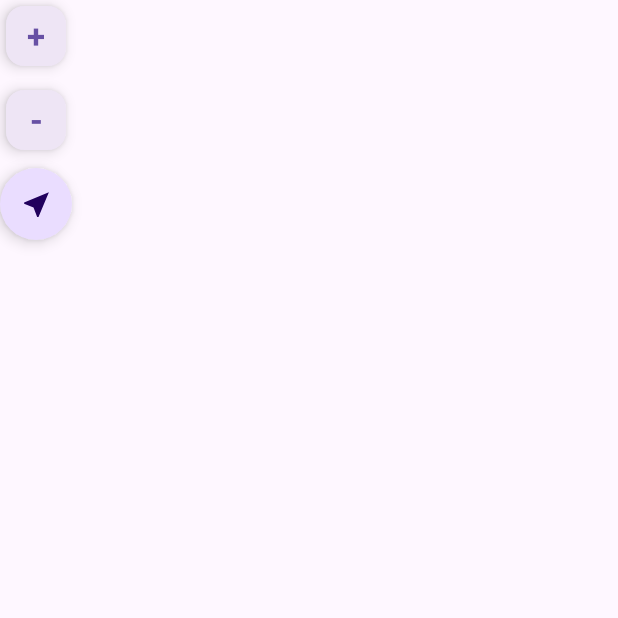
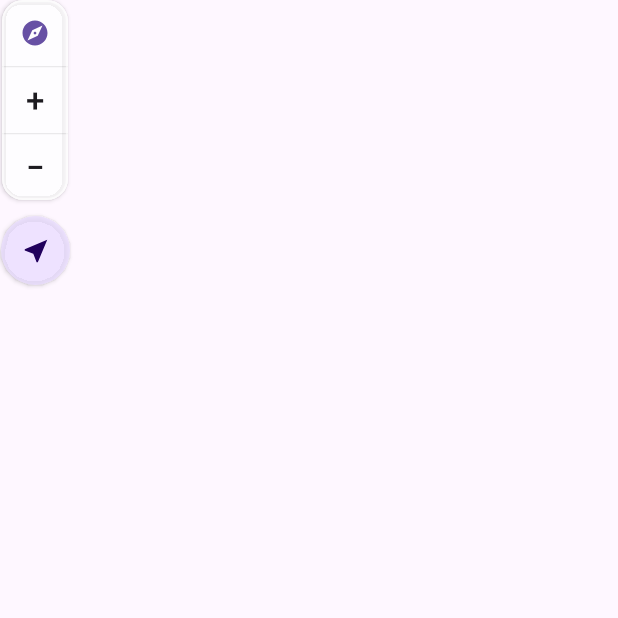
Before and after one commit to chocolatchan/mebanking, an Android app built with Jetpack Compose: the composable FloatingMapControls shown on its own in the app's theme, on a phone screen of 412 x 824 dp, the top half of it. Run offline under Robolectric (Android 15) with nearby library versions, the phone set to English and light mode, and no system bars; libraries missing offline, so code that uses them is left out: org.maplibre.android, org.maplibre.geojson.

Commit message:
style(map): switch to Positron style, relocate north-reset button, and apply iOS frosted glass UI

```diff
--- a/app/src/main/java/com/mebanking/app/ui/navigation/BranchLocatorScreen.kt
+++ b/app/src/main/java/com/mebanking/app/ui/navigation/BranchLocatorScreen.kt
@@ -34,6 +34,7 @@ import androidx.compose.foundation.shape.RoundedCornerShape
 import androidx.compose.material.icons.Icons
 import androidx.compose.material.icons.automirrored.filled.ArrowBack
 import androidx.compose.material.icons.filled.Close
+import androidx.compose.material.icons.filled.Explore
 import androidx.compose.material.icons.filled.LocationOn
 import androidx.compose.material.icons.filled.NearMe
 import androidx.compose.material.icons.filled.Navigation
@@ -44,13 +45,16 @@ import androidx.compose.material3.Card
 import androidx.compose.material3.CardDefaults
 import androidx.compose.material3.CircularProgressIndicator
 import androidx.compose.material3.FilterChip
+import androidx.compose.material3.FilterChipDefaults
 import androidx.compose.material3.FloatingActionButton
+import androidx.compose.material3.FloatingActionButtonDefaults
+import androidx.compose.material3.HorizontalDivider
 import androidx.compose.material3.Icon
 import androidx.compose.material3.IconButton
 import androidx.compose.material3.MaterialTheme
 import androidx.compose.material3.OutlinedButton
 import androidx.compose.material3.OutlinedTextField
-import androidx.compose.material3.SmallFloatingActionButton
+import androidx.compose.material3.OutlinedTextFieldDefaults
 import androidx.compose.material3.Surface
 import androidx.compose.material3.Text
 import androidx.compose.runtime.Composable
@@ -247,10 +251,15 @@ fun BranchLocatorContent(
             )
 
             if (!hasLocationPermission) {
+                val isDark = isSystemInDarkTheme()
                 Surface(
-                    shape = RoundedCornerShape(12.dp),
-                    color = MaterialTheme.colorScheme.primaryContainer,
-                    border = BorderStroke(1.dp, MaterialTheme.colorScheme.outlineVariant),
+                    shape = RoundedCornerShape(18.dp),
+                    color = MaterialTheme.colorScheme.primaryContainer.copy(alpha = 0.72f),
+                    border = BorderStroke(
+                        0.75.dp,
+                        if (isDark) Color.White.copy(alpha = 0.16f) else Color.White.copy(alpha = 0.60f),
+                    ),
+                    shadowElevation = 2.dp,
                     modifier = Modifier.fillMaxWidth(),
                 ) {
                     Column(
@@ -304,13 +313,23 @@ fun BranchLocatorContent(
             }
         }
 
-        // 3. Floating Map zoom & recenter controls
+        // 3. Floating Map zoom, reset bearing & recenter controls (iOS-style)
         FloatingMapControls(
             onZoomIn = {
                 mapLibreMap?.animateCamera(CameraUpdateFactory.zoomIn(), 300)
             },
             onZoomOut = {
                 mapLibreMap?.animateCamera(CameraUpdateFactory.zoomOut(), 300)
+            },
+            onResetNorth = {
+                mapLibreMap?.let { map ->
+                    val current = map.cameraPosition
+                    val resetPos = CameraPosition.Builder(current)
+                        .bearing(0.0)
+                        .tilt(0.0)
+                        .build()
+                    map.animateCamera(CameraUpdateFactory.newCameraPosition(resetPos), 400)
+                }
             },
             onRecenter = {
                 if (!hasLocationPermission) {
@@ -355,7 +374,7 @@ fun BranchLocatorContent(
     }
 }
 
-private const val OPENFREEMAP_STYLE_URL = "https://tiles.openfreemap.org/styles/liberty"
+private const val OPENFREEMAP_STYLE_URL = "https://tiles.openfreemap.org/styles/positron"
 private const val ROUTE_SOURCE_ID = "route-source"
 private const val ROUTE_LAYER_ID = "route-layer"
 private const val BRANCHES_SOURCE_ID = "branches-source"
@@ -412,7 +431,7 @@ private fun MapLibreContainer(
         mapView.getMapAsync { map ->
             mapInstance = map
             onMapReady(map)
-            map.uiSettings.isCompassEnabled = true
+            map.uiSettings.isCompassEnabled = false
             map.uiSettings.isAttributionEnabled = true
             map.uiSettings.isLogoEnabled = false
             map.cameraPosition = CameraPosition.Builder()
@@ -595,13 +614,18 @@ private fun TopControlsOverlay(
     onBack: () -> Unit,
     modifier: Modifier = Modifier,
 ) {
+    val isDark = isSystemInDarkTheme()
+    val glassBg = if (isDark) Color(0xFF1C1C1E).copy(alpha = 0.72f) else Color.White.copy(alpha = 0.72f)
+    val glassBorder = if (isDark) Color.White.copy(alpha = 0.16f) else Color.White.copy(alpha = 0.60f)
+    val fieldBg = if (isDark) Color(0xFF2C2C2E).copy(alpha = 0.60f) else Color(0xFFF2F2F7).copy(alpha = 0.65f)
+
     Surface(
         modifier = modifier,
-        shape = RoundedCornerShape(12.dp),
-        border = BorderStroke(1.dp, MaterialTheme.colorScheme.outlineVariant),
-        tonalElevation = 2.dp,
-        shadowElevation = 4.dp,
-        color = MaterialTheme.colorScheme.surface.copy(alpha = 0.95f),
+        shape = RoundedCornerShape(18.dp),
+        border = BorderStroke(0.75.dp, glassBorder),
+        tonalElevation = 0.dp,
+        shadowElevation = 2.dp,
+        color = glassBg,
     ) {
         Column(modifier = Modifier.padding(12.dp)) {
             Row(
@@ -635,7 +659,13 @@ private fun TopControlsOverlay(
                         }
                     },
                     singleLine = true,
-                    shape = RoundedCornerShape(10.dp),
+                    shape = RoundedCornerShape(12.dp),
+                    colors = OutlinedTextFieldDefaults.colors(
+                        focusedContainerColor = if (isDark) Color(0xFF2C2C2E).copy(alpha = 0.78f) else Color.White.copy(alpha = 0.80f),
+                        unfocusedContainerColor = fieldBg,
+                        focusedBorderColor = MaterialTheme.colorScheme.primary.copy(alpha = 0.45f),
+                        unfocusedBorderColor = Color.Transparent,
+                    ),
                     modifier = Modifier.weight(1f),
                 )
             }
@@ -656,6 +686,18 @@ private fun TopControlsOverlay(
                         selected = currentFilter == filter,
                         onClick = { onFilterSelected(filter) },
                         label = { Text(label) },
+                        shape = RoundedCornerShape(12.dp),
+                        colors = FilterChipDefaults.filterChipColors(
+                            containerColor = fieldBg,
+                            selectedContainerColor = MaterialTheme.colorScheme.primary.copy(alpha = 0.14f),
+                            selectedLabelColor = MaterialTheme.colorScheme.primary,
+                        ),
+                        border = FilterChipDefaults.filterChipBorder(
+                            enabled = true,
+                            selected = currentFilter == filter,
+                            borderColor = glassBorder,
+                            selectedBorderColor = MaterialTheme.colorScheme.primary.copy(alpha = 0.35f),
+                        ),
                     )
                 }
             }
@@ -667,41 +709,71 @@ private fun TopControlsOverlay(
 private fun FloatingMapControls(
     onZoomIn: () -> Unit,
     onZoomOut: () -> Unit,
+    onResetNorth: () -> Unit,
     onRecenter: () -> Unit,
     modifier: Modifier = Modifier,
 ) {
+    val isDark = isSystemInDarkTheme()
+    val glassBg = if (isDark) Color(0xFF1C1C1E).copy(alpha = 0.72f) else Color.White.copy(alpha = 0.72f)
+    val glassBorder = if (isDark) Color.White.copy(alpha = 0.16f) else Color.White.copy(alpha = 0.60f)
+    val dividerColor = if (isDark) Color.White.copy(alpha = 0.12f) else Color.Black.copy(alpha = 0.08f)
+
     Column(
         modifier = modifier,
-        verticalArrangement = Arrangement.spacedBy(8.dp),
+        verticalArrangement = Arrangement.spacedBy(10.dp),
         horizontalAlignment = Alignment.CenterHorizontally,
     ) {
-        SmallFloatingActionButton(
-            onClick = onZoomIn,
-            containerColor = MaterialTheme.colorScheme.surface,
-            contentColor = MaterialTheme.colorScheme.primary,
+        Surface(
+            shape = RoundedCornerShape(14.dp),
+            color = glassBg,
+            border = BorderStroke(0.75.dp, glassBorder),
+            shadowElevation = 2.dp,
         ) {
-            Text("+", fontWeight = FontWeight.Bold, style = MaterialTheme.typography.titleLarge)
-        }
-
-        SmallFloatingActionButton(
-            onClick = onZoomOut,
-            containerColor = MaterialTheme.colorScheme.surface,
-            contentColor = MaterialTheme.colorScheme.primary,
-        ) {
-            Text("-", fontWeight = FontWeight.Bold, style = MaterialTheme.typography.titleLarge)
+            Column(
+                horizontalAlignment = Alignment.CenterHorizontally,
+                modifier = Modifier.width(44.dp),
+            ) {
+                IconButton(onClick = onResetNorth, modifier = Modifier.size(44.dp)) {
+                    Icon(
+                        imageVector = Icons.Filled.Explore,
+                        contentDescription = "Đặt lại hướng Bắc",
+                        tint = MaterialTheme.colorScheme.primary,
+                        modifier = Modifier.size(20.dp),
+                    )
+                }
+                HorizontalDivider(color = dividerColor, thickness = 0.75.dp)
+                IconButton(onClick = onZoomIn, modifier = Modifier.size(44.dp)) {
+                    Text(
+                        "+",
+                        fontWeight = FontWeight.Medium,
+                        style = MaterialTheme.typography.titleLarge,
+                        color = MaterialTheme.colorScheme.onSurface,
+                    )
+                }
+                HorizontalDivider(color = dividerColor, thickness = 0.75.dp)
+                IconButton(onClick = onZoomOut, modifier = Modifier.size(44.dp)) {
+                    Text(
+                        "−",
+                        fontWeight = FontWeight.Medium,
+                        style = MaterialTheme.typography.titleLarge,
+                        color = MaterialTheme.colorScheme.onSurface,
+                    )
+                }
+            }
         }
 
         FloatingActionButton(
             onClick = onRecenter,
-            containerColor = MaterialTheme.colorScheme.primaryContainer,
+            containerColor = MaterialTheme.colorScheme.primaryContainer.copy(alpha = 0.78f),
             contentColor = MaterialTheme.colorScheme.onPrimaryContainer,
+            elevation = FloatingActionButtonDefaults.elevation(defaultElevation = 2.dp),
             shape = CircleShape,
-            modifier = Modifier.size(48.dp),
+            modifier = Modifier.size(46.dp),
         ) {
             Icon(
                 imageVector = Icons.Filled.NearMe,
                 contentDescription = "Vị trí của bạn",
-                modifier = Modifier.size(22.dp),
+                modifier = Modifier.size(20.dp),
             )
         }
     }
@@ -716,13 +788,16 @@ private fun BranchDetailsCard(
     val context = LocalContext.current
     val b = branchDistance.branch
     val isAtm = b.name.contains("ATM", ignoreCase = true) || b.type.equals("ATM", ignoreCase = true)
+    val isDark = isSystemInDarkTheme()
+    val glassBg = if (isDark) Color(0xFF1C1C1E).copy(alpha = 0.76f) else Color.White.copy(alpha = 0.76f)
+    val glassBorder = if (isDark) Color.White.copy(alpha = 0.16f) else Color.White.copy(alpha = 0.60f)
 
     Card(
         modifier = modifier.fillMaxWidth(),
-        shape = RoundedCornerShape(12.dp),
-        border = BorderStroke(1.dp, MaterialTheme.colorScheme.outlineVariant),
+        shape = RoundedCornerShape(20.dp),
+        border = BorderStroke(0.75.dp, glassBorder),
         elevation = CardDefaults.cardElevation(defaultElevation = 2.dp),
-        colors = CardDefaults.cardColors(containerColor = MaterialTheme.colorScheme.surface),
+        colors = CardDefaults.cardColors(containerColor = glassBg),
     ) {
         Column(modifier = Modifier.padding(18.dp)) {
             Row(
```
